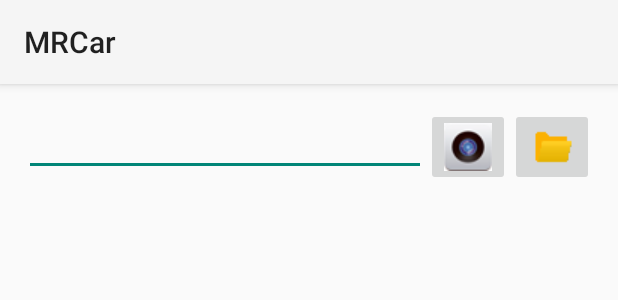
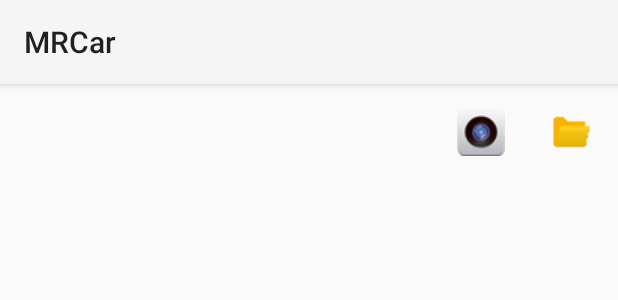
Before and after one commit to BakerWang/EasyPR4Android, an Android app: the layout activity_main.xml on its own in the app's theme, with its tools: preview values and no code run, on a phone screen of 412 x 824 dp. Shown: the top 300 px of the screen. Run offline under Robolectric (Android 15) with nearby library versions, the phone set to English and light mode, and no system bars; network calls fail.

Commit message:
去掉EditText的下划线

```diff
--- a/app/src/main/AndroidManifest.xml
+++ b/app/src/main/AndroidManifest.xml
@@ -10,7 +10,6 @@
         <activity
             android:name=".MainActivity"
             android:label="@string/app_name"
-            android:screenOrientation="landscape"
             android:configChanges="keyboardHidden|orientation">
             <intent-filter>
                 <action android:name="android.intent.action.MAIN" />
--- a/app/src/main/java/yanyu/com/mrcar/MainActivity.java
+++ b/app/src/main/java/yanyu/com/mrcar/MainActivity.java
@@ -54,8 +54,7 @@ import android.util.Log;
 
 public class MainActivity extends Activity {
     private static final String TAG = "MRCar";
-//    private CameraBridgeViewBase mOpenCvCameraView;
-    private String initimgPath="cartest.jpg";
+    private String initimgPath="test.jpg";
     private String FILE_INSDCARD_DIR="mrcar";
     private static final int CAPTURE_IMAGE_ACTIVITY_REQUEST_CODE = 100;
     private static final int SELECT_IMAGE_ACTIVITY_REQUEST_CODE = 200;
@@ -134,7 +133,7 @@ public class MainActivity extends Activity {
     protected void onCreate(Bundle savedInstanceState) {
         super.onCreate(savedInstanceState);
         requestWindowFeature(Window.FEATURE_NO_TITLE);//取消标题栏
-        getWindow().setFlags(WindowManager.LayoutParams.FLAG_FULLSCREEN, WindowManager.LayoutParams.FLAG_FULLSCREEN);//全屏
+//        getWindow().setFlags(WindowManager.LayoutParams.FLAG_FULLSCREEN, WindowManager.LayoutParams.FLAG_FULLSCREEN);//全屏
         getWindow().addFlags(WindowManager.LayoutParams.FLAG_KEEP_SCREEN_ON);
         setContentView(R.layout.activity_main);
         initFile();
--- a/app/src/main/res/layout/activity_main.xml
+++ b/app/src/main/res/layout/activity_main.xml
@@ -16,21 +16,27 @@
         android:layout_width="wrap_content"
         android:layout_height="wrap_content"
         android:id="@+id/editText"
+        android:background="@null"
         android:layout_alignParentTop="true"
         android:layout_alignParentStart="true"
-        android:layout_toStartOf="@+id/buttonCamera" />
+        android:layout_toStartOf="@+id/buttonCamera"
+        android:editable="false"
+        android:layout_alignBottom="@+id/buttonCamera" />
 
     <ImageButton
         android:layout_width="wrap_content"
         android:layout_height="wrap_content"
         android:id="@+id/buttonCamera"
         android:src="@drawable/camera"
+        android:background="@null"
         android:layout_alignParentTop="true"
-        android:layout_toStartOf="@+id/buttonFolder" />
+        android:layout_toStartOf="@+id/buttonFolder"
+        android:layout_marginEnd="27dp" />
 
     <ImageButton
         android:layout_width="wrap_content"
         android:layout_height="wrap_content"
+        android:background="@null"
         android:id="@+id/buttonFolder"
         android:src="@drawable/folder"
         android:layout_alignParentTop="true"
```
Also changed, not shown: app/src/main/assets/cartest.jpg (deleted), app/src/main/assets/test.jpg (added), 2 other files.
